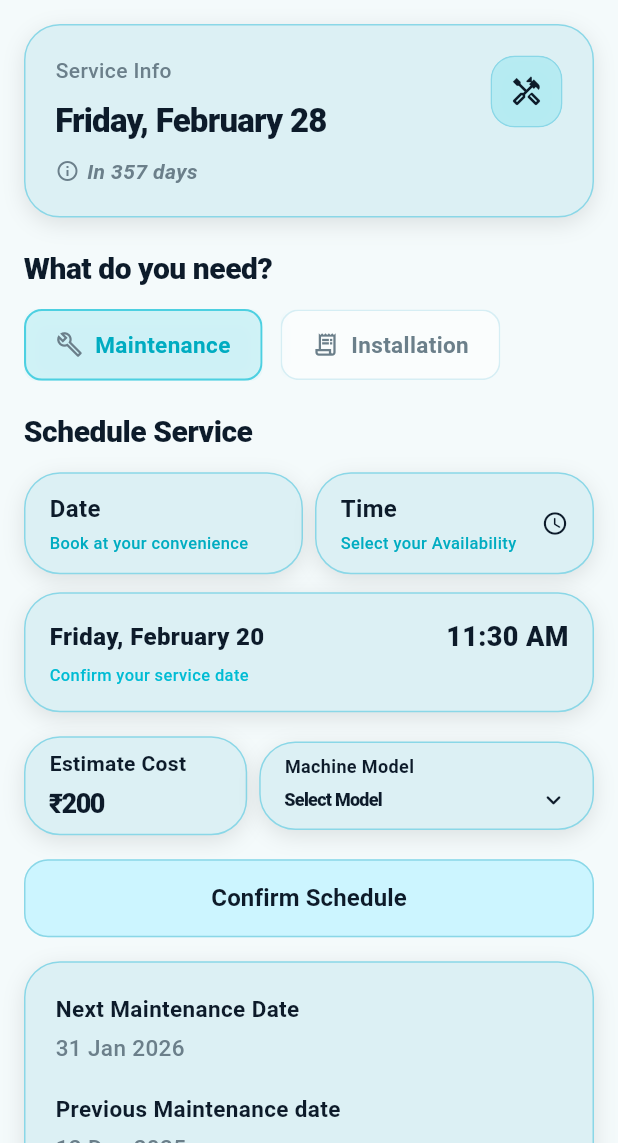
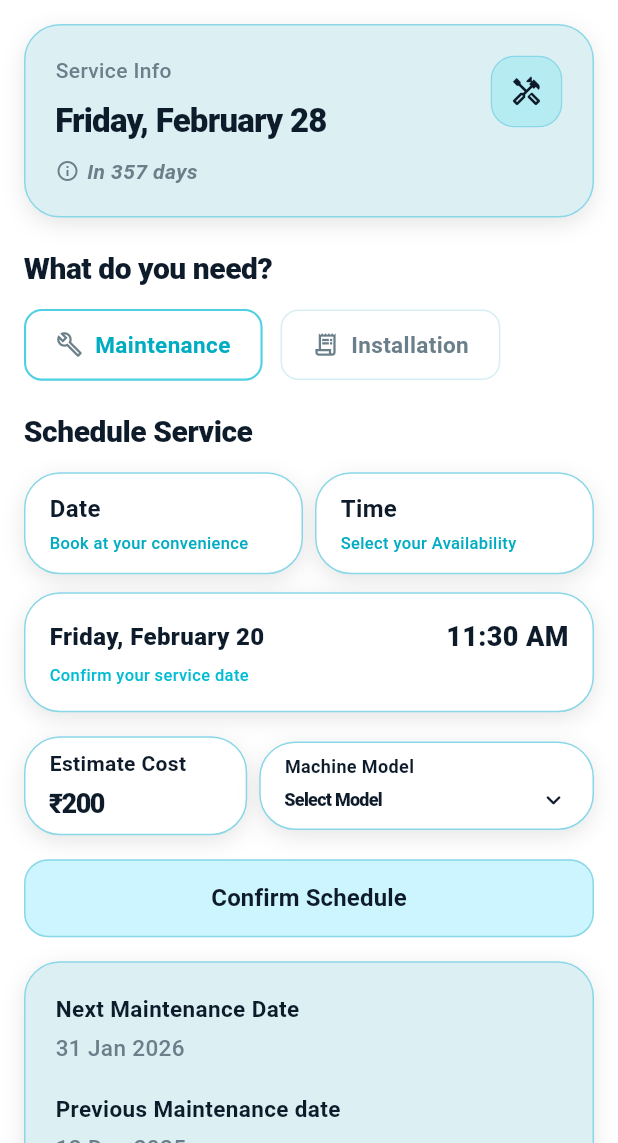
Before and after one commit to arunsrinivas07/AquaService, a Flutter app: the screen it shows after launch, on a phone screen of 412 x 824 dp, the part 93-1236 px from its top. Run offline on Flutter 3.47's test engine with Material 3 defaults, Android fonts, the phone set to English and light mode, and no system bars; our stand-ins replace flutter_riverpod; network calls fail.

Commit message:
add booking service

```diff
--- a/lib/features/booking service/screens/service_schedule_screen.dart
+++ b/lib/features/booking service/screens/service_schedule_screen.dart
@@ -25,7 +25,7 @@ class ServiceScheduleScreen extends ConsumerWidget {
     final payment = ref.watch(paymentProvider);
 
     return Scaffold(
-      backgroundColor: const Color(0xFFF4FAFB),
+      backgroundColor: const Color.fromARGB(255, 255, 255, 255),
       body: SafeArea(
         child: LayoutBuilder(
           builder: (ctx, constraints) {
@@ -187,6 +187,7 @@ class _ConfirmButton extends StatelessWidget {
   Widget build(BuildContext context) {
     return PrimaryButton(
       label: 'Confirm Schedule',
+      backgroundColor: const Color.fromRGBO(204, 245, 255, 1),
       onPressed: () {
         // Handle schedule confirmation
       },
--- a/lib/features/booking service/widgets/estimate_card.dart
+++ b/lib/features/booking service/widgets/estimate_card.dart
@@ -23,6 +23,7 @@ class EstimateRow extends ConsumerWidget {
         Expanded(
           flex: 4,
           child: AppCard(
+            color: Colors.white,
             padding: const EdgeInsets.symmetric(
               horizontal: AppSpacing.base,
               vertical: 7,
@@ -71,6 +72,7 @@ class _MachineModelDropdown extends ConsumerWidget {
   @override
   Widget build(BuildContext context, WidgetRef ref) {
     return AppCard(
+      color: Colors.white,
       padding: const EdgeInsets.symmetric(
         horizontal: AppSpacing.base,
         vertical: 7,
--- a/lib/features/booking service/widgets/schedule_selector.dart
+++ b/lib/features/booking service/widgets/schedule_selector.dart
@@ -28,6 +28,7 @@ class ScheduleSelectorCard extends StatelessWidget {
     return GestureDetector(
       onTap: onTap,
       child: AppCard(
+        color: Colors.white,
         padding: const EdgeInsets.symmetric(
           horizontal: AppSpacing.base,
           vertical: AppSpacing.md,
@@ -111,11 +112,6 @@ class ScheduleSelector extends ConsumerWidget {
               child: ScheduleSelectorCard(
                 title: 'Time',
                 subtitle: 'Select your Availability',
-                trailing: const Icon(
-                  Icons.access_time_rounded,
-                  size: 18,
-                  color: AppColors.textPrimary,
-                ),
                 onTap: () async {
                   final picked = await showTimePicker(
                     context: context,
@@ -138,7 +134,7 @@ class ScheduleSelector extends ConsumerWidget {
         ),
         const SizedBox(height: AppSpacing.md),
         // Confirm date row
-        _ConfirmDateCard(),
+        const _ConfirmDateCard(),
       ],
     );
   }
@@ -146,6 +142,8 @@ class ScheduleSelector extends ConsumerWidget {
 
 // ── Confirm date display card ─────────────────────────────────────────────────
 class _ConfirmDateCard extends ConsumerWidget {
+  const _ConfirmDateCard();
+
   static const _months = [
     '',
     'January',
@@ -183,6 +181,7 @@ class _ConfirmDateCard extends ConsumerWidget {
     final timeStr = time ?? '—';
 
     return AppCard(
+      color: Colors.white,
       padding: const EdgeInsets.symmetric(
         horizontal: AppSpacing.base,
         vertical: AppSpacing.base,
--- a/lib/features/payments/widgets/balance_card.dart
+++ b/lib/features/payments/widgets/balance_card.dart
@@ -67,7 +67,7 @@ class _WalletIconButton extends StatelessWidget {
       width: 48,
       height: 48,
       decoration: BoxDecoration(
-        color: const Color.fromRGBO(137, 207, 240, 0.3),
+        color: Colors.white.withOpacity(0.3),
         borderRadius: BorderRadius.circular(AppRadius.md),
       ),
       child: const Icon(
--- a/lib/main.dart
+++ b/lib/main.dart
@@ -1,10 +1,7 @@
-// lib/main.dart
-
 import 'package:flutter/material.dart';
 import 'package:flutter_riverpod/flutter_riverpod.dart';
+import 'package:ro_water/core/theme/app_theme.dart';
 import 'package:ro_water/features/booking%20service/screens/service_schedule_screen.dart';
-import 'core/theme/app_theme.dart';
-import 'features/machines/screens/machine_payments_screen.dart';
 
 void main() {
   runApp(const ProviderScope(child: BookServiceApp()));
--- a/lib/shared/widgets/app_button.dart
+++ b/lib/shared/widgets/app_button.dart
@@ -7,8 +7,16 @@ import '../../core/theme/app_theme.dart';
 class PrimaryButton extends StatelessWidget {
   final String label;
   final VoidCallback? onPressed;
+  final Color? backgroundColor;
+  final Color? borderColor;
 
-  const PrimaryButton({super.key, required this.label, this.onPressed});
+  const PrimaryButton({
+    super.key,
+    required this.label,
+    this.onPressed,
+    this.backgroundColor,
+    this.borderColor,
+  });
 
   @override
   Widget build(BuildContext context) {
@@ -18,11 +26,11 @@ class PrimaryButton extends StatelessWidget {
       child: ElevatedButton(
         onPressed: onPressed,
         style: ElevatedButton.styleFrom(
-          backgroundColor: const Color.fromRGBO(204, 245, 255, 1),
+          backgroundColor: backgroundColor ?? Colors.white,
           foregroundColor: AppColors.textPrimary,
           elevation: 0,
           side: BorderSide(
-            color: const Color.fromARGB(255, 138, 215, 231),
+            color: borderColor ?? const Color.fromARGB(255, 138, 215, 231),
             width: 1.0,
           ),
           shape: RoundedRectangleBorder(
--- a/lib/shared/widgets/app_chip.dart
+++ b/lib/shared/widgets/app_chip.dart
@@ -23,56 +23,34 @@ class AppChip extends StatelessWidget {
   Widget build(BuildContext context) {
     return GestureDetector(
       onTap: onTap,
-      child: ClipRRect(
-        borderRadius: BorderRadius.circular(AppRadius.sm),
-        child: BackdropFilter(
-          filter: ImageFilter.blur(sigmaX: 10, sigmaY: 10),
       child: Container(
         padding: const EdgeInsets.symmetric(
           horizontal: AppSpacing.lg,
           vertical: AppSpacing.md,
         ),
         decoration: BoxDecoration(
-              color: selected
-                  ? AppColors.chipSelected.withOpacity(0.85)
-                  : Colors.white.withOpacity(0.55),
+          color: selected ? Colors.white.withOpacity(0.9) : Colors.transparent,
           borderRadius: BorderRadius.circular(AppRadius.md),
           border: Border.all(
-                color: selected ? AppColors.chipBorder : AppColors.cardBorder,
+            color: selected ? AppColors.teal : AppColors.cardBorder,
             width: selected ? 1.4 : 1,
           ),
-              boxShadow: selected
-                  ? [
-                      BoxShadow(
-                        color: AppColors.teal.withOpacity(0.15),
-                        blurRadius: 10,
-                        offset: const Offset(0, 3),
-                      ),
-                    ]
-                  : [],
         ),
         child: Row(
           mainAxisSize: MainAxisSize.min,
           children: [
-                if (icon != null) ...[
-                  icon!,
-                  const SizedBox(width: AppSpacing.sm),
-                ],
+            if (icon != null) ...[icon!, const SizedBox(width: AppSpacing.sm)],
             Text(
               label,
               style: TextStyle(
                 fontSize: 15,
                 fontWeight: FontWeight.w600,
-                    color: selected
-                        ? AppColors.tealDark
-                        : AppColors.textSecondary,
+                color: selected ? AppColors.tealDark : AppColors.textSecondary,
               ),
             ),
           ],
         ),
       ),
-        ),
-      ),
     );
   }
 }
```
Lines whose indentation alone changed are shown as unchanged.
